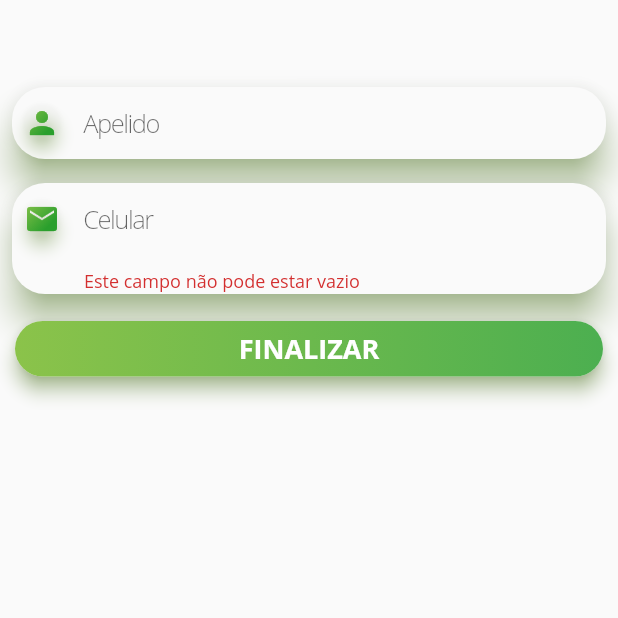
After one commit to ifpr-paranavai/hawker-geo, a Flutter app: the RegisterPrimeStepPage screen opened directly, after a tap on "CRIAR CONTA", after a tap on "FINALIZAR", on a phone screen of 412 x 824 dp, the top half of it. The commit adds this screen. Run offline on Flutter 3.47's test engine with Material 2 defaults, Android fonts, the phone set to English and light mode, and no system bars; our stand-ins replace cloud_firestore, firebase_auth, firebase_core, flutter_map, fluttertoast, geolocator and 2 more; accounts and stored records are empty.

Commit message:
Formatters, Validators & Register Second Step
Novo passo ao se registrar, várias implementações no RegisterTextField e adição de formatters e validators para tratar melhor os campos de texto

```diff
--- a/hawker-geo-app/lib/ui/home/home_controller.dart
+++ b/hawker-geo-app/lib/ui/home/home_controller.dart
@@ -12,7 +12,7 @@ import 'package:hawker_geo/core/model/user.dart';
 import 'package:hawker_geo/core/persistence/firestore/call_repo.dart';
 import 'package:hawker_geo/core/persistence/firestore/user_repo.dart';
 import 'package:hawker_geo/core/utils/constants.dart';
-import 'package:hawker_geo/ui/register/screen/register_page.dart';
+import 'package:hawker_geo/ui/register/screen/prime_step/prime_step_page.dart';
 import 'package:hawker_geo/ui/shared/login_modal_widget.dart';
 import 'package:hawker_geo/ui/styles/custom_router.dart';
 import 'package:latlong2/latlong.dart';
@@ -64,7 +64,7 @@ class HomeController {
   }
 
   goToRegister(BuildContext context) {
-    CustomRouter.pushPage(context, const RegisterPage());
+    CustomRouter.pushPage(context, const RegisterPrimeStepPage());
   }
 
   Future<void> showLoginModal(BuildContext context) async {
--- a/hawker-geo-app/lib/ui/register/register_controller.dart
+++ b/hawker-geo-app/lib/ui/register/register_controller.dart
@@ -1,18 +1,21 @@
 import 'package:flutter/material.dart';
 import 'package:hawker_geo/core/model/user.dart';
 import 'package:hawker_geo/core/services/register_service.dart';
-import 'package:hawker_geo/ui/home/screen/home_page.dart';
+import 'package:hawker_geo/ui/register/screen/second_step/second_step_page.dart';
 import 'package:hawker_geo/ui/styles/custom_router.dart';
 
 class RegisterController {
-  final user = User();
+  var user = User();
   final _service = RegisterService();
 
   registerUser(BuildContext context) async {
     try {
-      await _service.registerUser(user).then((_) => {
-            CustomRouter.pushAndEmpityPile(context, const HomePage())
-          }); // TODO - Ir para outra tela e continuar o cadastro;
+      Navigator.of(context).pop(); // fechar loading
+      CustomRouter.pushReplacement(context, RegisterSecondStepPage(user: user));
+      // await _service.registerUser(user).then((_) {
+      //   Navigator.of(context).pop(); // fechar loading
+      //   CustomRouter.pushReplacement(context, RegisterSecondStepPage(user: user));
+      // });
     } catch (e) {
       // TODO - Tratar e exibir erro
       Navigator.of(context).pop();
--- a/hawker-geo-app/lib/ui/register/screen/components/register_text_field.dart
+++ b/hawker-geo-app/lib/ui/register/screen/components/register_text_field.dart
@@ -1,4 +1,5 @@
 import 'package:flutter/material.dart';
+import 'package:flutter/services.dart';
 import 'package:hawker_geo/ui/shared/gradient_icon.dart';
 
 class RegisterTextField extends StatelessWidget {
@@ -10,6 +11,8 @@ class RegisterTextField extends StatelessWidget {
   final ValueChanged<String>? onChanged;
   final TextEditingController? controller;
   final String? Function(String?)? validator;
+  final TextInputType? keyboardType;
+  final List<TextInputFormatter>? inputFormatters;
 
   const RegisterTextField({
     Key? key,
@@ -21,6 +24,8 @@ class RegisterTextField extends StatelessWidget {
     this.validator,
     this.obscureText = false,
     this.onChanged,
+    this.keyboardType,
+    this.inputFormatters,
   }) : super(key: key);
 
   @override
@@ -35,10 +40,12 @@ class RegisterTextField extends StatelessWidget {
         child: Padding(
           padding: EdgeInsets.only(left: icon != null ? 8 : 25, right: 8),
           child: TextFormField(
+            keyboardType: keyboardType,
             onChanged: onChanged,
             validator: validator,
             controller: controller,
             obscureText: obscureText,
+            inputFormatters: inputFormatters,
             decoration: InputDecoration(
                 icon: icon != null
                     ? Material(
--- a/hawker-geo-app/lib/ui/register/screen/register_widget.dart
+++ b/hawker-geo-app/lib/ui/register/screen/prime_step/prime_step_widget.dart
@@ -1,13 +1,19 @@
+/*
+ * Created by Kairo Amorim on 30/08/2022 16:57
+ * Copyright (c) 2022. All rights reserved.
+ * Last modified 30/08/2022 15:44
+ */
+
 import 'package:flutter/material.dart';
+import 'package:hawker_geo/ui/register/register_controller.dart';
+import 'package:hawker_geo/ui/register/screen/components/register_text_field.dart';
+import 'package:hawker_geo/ui/shared/default_next_button.dart';
 import 'package:hawker_geo/ui/shared/function_widgets.dart';
 import 'package:hawker_geo/ui/styles/text.dart';
 
-import '../../shared/default_next_button.dart';
-import '../register_controller.dart';
-import 'components/register_text_field.dart';
-import 'register_page.dart';
+import 'prime_step_page.dart';
 
-class RegisterWidget extends State<RegisterPage> {
+class RegisterPrimeStepWidget extends State<RegisterPrimeStepPage> {
   final _controller = RegisterController();
 
   var _passwordVisible = false;
@@ -34,6 +40,7 @@ class RegisterWidget extends State<RegisterPage> {
             RegisterTextField(
                 hintText: "E-mail",
                 icon: Icons.email,
+                keyboardType: TextInputType.emailAddress,
                 onChanged: (value) {
                   _controller.user.email = value;
                 }),
@@ -63,8 +70,10 @@ class RegisterWidget extends State<RegisterPage> {
             DefaultNextButton(
               "CRIAR CONTA",
               onPressed: () {
-                FunctionWidgets().showLoading(context);
-                _controller.registerUser(context);
+                if (_formKey.currentState!.validate()) {
+                  FunctionWidgets().showLoading(context);
+                  _controller.registerUser(context);
+                }
               },
             )
           ]),
--- /dev/null
+++ b/hawker-geo-app/lib/ui/register/screen/second_step/second_step_page.dart
@@ -0,0 +1,22 @@
+/*
+ * Created by Kairo Amorim on 30/08/2022 17:04
+ * Copyright (c) 2022. All rights reserved.
+ * Last modified 30/08/2022 17:04
+ */
+
+import 'package:flutter/material.dart';
+import 'package:hawker_geo/core/model/user.dart';
+
+import 'second_step_widget.dart';
+
+class RegisterSecondStepPage extends StatefulWidget {
+
+  final User user;
+
+  const RegisterSecondStepPage({
+    Key? key, required this.user,
+  }) : super(key: key);
+
+  @override
+  State<RegisterSecondStepPage> createState() => RegisterSecondStepWidget();
+}
--- /dev/null
+++ b/hawker-geo-app/lib/ui/register/screen/second_step/second_step_widget.dart
@@ -0,0 +1,71 @@
+/*
+ * Created by Kairo Amorim on 30/08/2022 17:04
+ * Copyright (c) 2022. All rights reserved.
+ * Last modified 30/08/2022 17:04
+ */
+
+import 'package:flutter/material.dart';
+import 'package:flutter/services.dart';
+import 'package:hawker_geo/ui/register/register_controller.dart';
+import 'package:hawker_geo/ui/register/screen/components/register_text_field.dart';
+import 'package:hawker_geo/ui/shared/default_next_button.dart';
+import 'package:hawker_geo/ui/shared/formatters/phone_input_formatter.dart';
+import 'package:hawker_geo/ui/shared/function_widgets.dart';
+import 'package:hawker_geo/ui/shared/validators.dart';
+
+import 'second_step_page.dart';
+
+class RegisterSecondStepWidget extends State<RegisterSecondStepPage> {
+  final _controller = RegisterController();
+  final _validators = Validators();
+
+  @override
+  void initState() {
+    _controller.user = widget.user;
+    super.initState();
+  }
+
+  final GlobalKey<FormState> _formKey = GlobalKey<FormState>();
+
+  @override
+  Widget build(BuildContext context) {
+    return Scaffold(
+      body: SafeArea(
+        child: Form(
+          key: _formKey,
+          child: ListView(children: [
+            // const Center(child: Text("Registre-se", style: boldTitle)),
+            const SizedBox(
+              height: 50,
+            ),
+            RegisterTextField(
+                hintText: "Apelido",
+                icon: Icons.person,
+                onChanged: (value) {
+                  _controller.user.name = value;
+                }),
+            RegisterTextField(
+                hintText: "Celular",
+                icon: Icons.email,
+                keyboardType: TextInputType.phone,
+                inputFormatters: [FilteringTextInputFormatter.digitsOnly, PhoneInputFormatter()],
+                validator: (value) => _validators.phoneValidator(value),
+                onChanged: (value) {
+                  var number = value.replaceAll(" ", "");
+                  number = number.replaceAll(RegExp(r'[^0-9]'), "");
+                  _controller.user.phoneNumber = number;
+                }),
+            DefaultNextButton(
+              "FINALIZAR",
+              onPressed: () {
+                if (_formKey.currentState!.validate()) {
+                  FunctionWidgets().showLoading(context);
+                }
+              },
+            )
+          ]),
+        ),
+      ),
+    );
+  }
+}
--- /dev/null
+++ b/hawker-geo-app/lib/ui/shared/validators.dart
@@ -0,0 +1,17 @@
+/*
+ * Created by Kairo Amorim on 30/08/2022 17:32
+ * Copyright (c) 2022. All rights reserved.
+ * Last modified 30/08/2022 17:32
+ */
+
+class Validators {
+  phoneValidator(String? value, {String? emptyMessage, String? notMatchedMessage}) {
+    RegExp regExp = RegExp(r'(^\([0-9]{2}\) [0-9]?[0-9]{4}-[0-9]{4}$)');
+    if (value == null || value.isEmpty) {
+      return emptyMessage ?? 'Este campo não pode estar vazio';
+    } else if (!regExp.hasMatch(value)) {
+      return notMatchedMessage ?? 'Por favor, insira um número válido';
+    }
+    return null;
+  }
+}
```
Also changed, not shown: hawker-geo-app/lib/ui/register/screen/prime_step/prime_step_page.dart (added, +20 -0 lines), hawker-geo-app/lib/ui/register/screen/register_page.dart (deleted, +0 -12 lines), hawker-geo-app/lib/ui/shared/formatters/phone_input_formatter.dart (added, +61 -0 lines).
